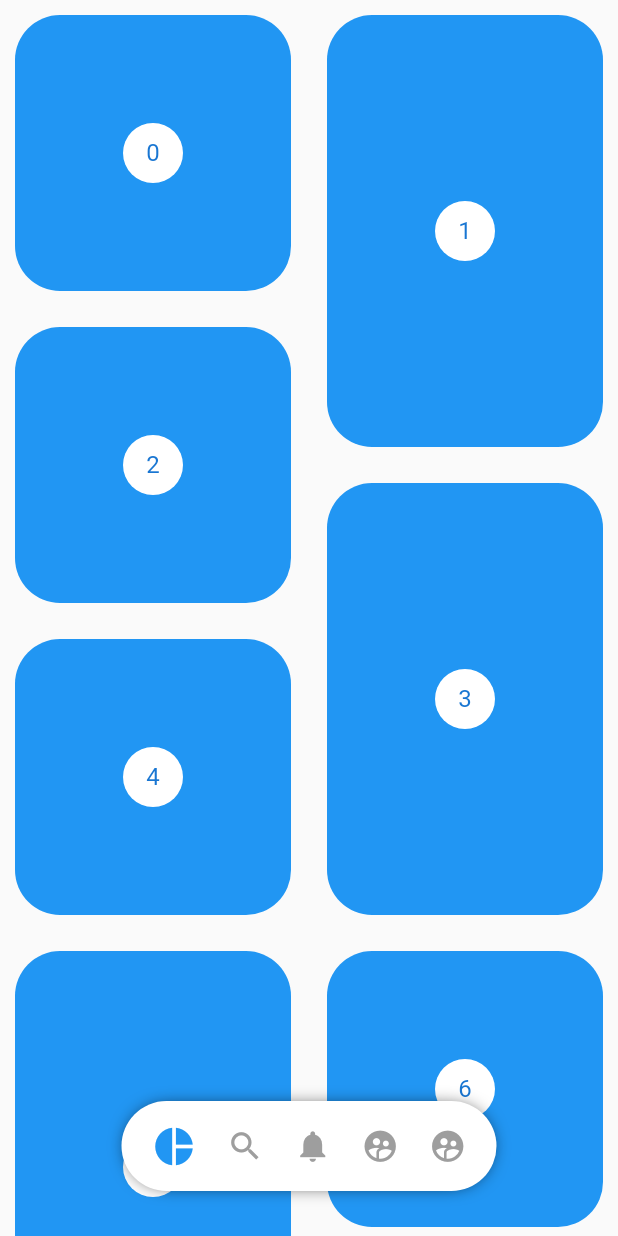
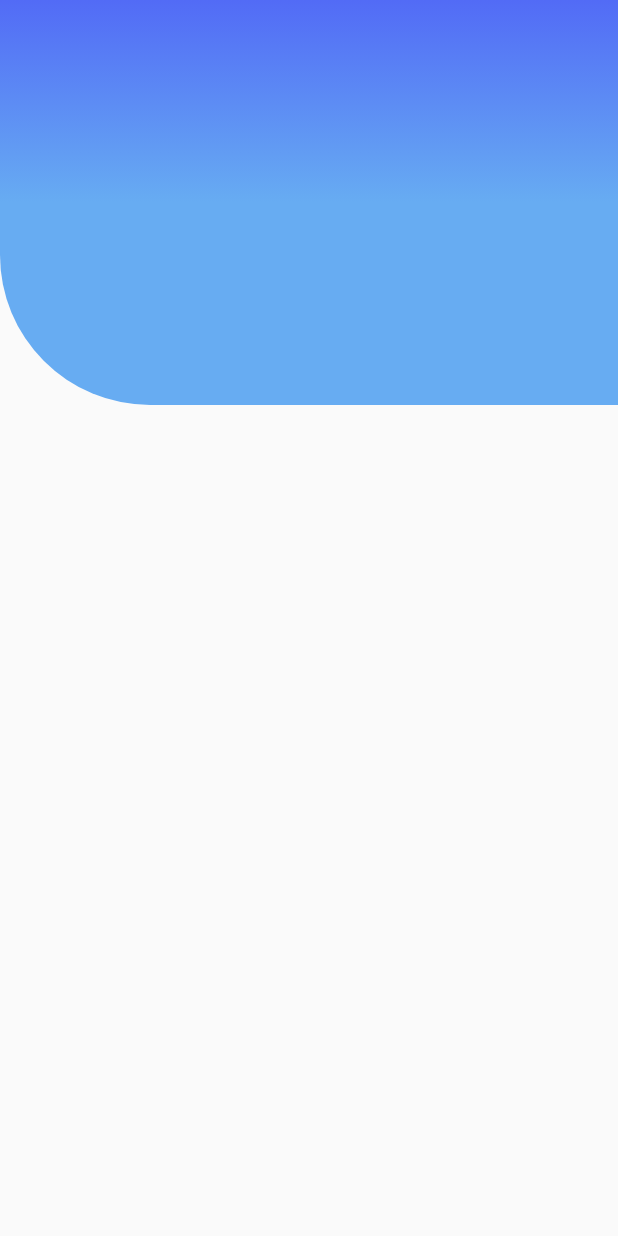
Before and after one commit to Blanco1010/Custom_Painter_Flutter, a Flutter app: the screen it shows after launch, on a phone screen of 412 x 824 dp. Run offline on Flutter 3.47's test engine with Material 2 defaults, Android fonts, the phone set to English and light mode, and no system bars; our stand-ins replace flutter_svg.

Commit message:
add the code to header draw

```diff
--- a/custom_painter/lib/main.dart
+++ b/custom_painter/lib/main.dart
@@ -1,3 +1,4 @@
+import 'package:custom_painter/src/pages/emergency_page.dart';
 import 'package:flutter/material.dart';
 
 import 'package:custom_painter/src/pages/pinterest_page.dart';
@@ -13,7 +14,8 @@ class MyApp extends StatelessWidget {
     return MaterialApp(
       title: 'Diseños APP',
       debugShowCheckedModeBanner: false,
-      home: PinterestPage(),
+      //home: PinterestPage(),
+      home: EmergencyPage(),
       theme: ThemeData(
         primarySwatch: Colors.blue,
       ),
--- /dev/null
+++ b/custom_painter/lib/src/pages/emergency_page.dart
@@ -0,0 +1,11 @@
+import 'package:custom_painter/src/widgets/headers_widgets.dart';
+import 'package:flutter/material.dart';
+
+class EmergencyPage extends StatelessWidget {
+  @override
+  Widget build(BuildContext context) {
+    return Scaffold(
+      body: HeaderEmergency(),
+    );
+  }
+}
--- a/custom_painter/lib/src/widgets/headers_widgets.dart
+++ b/custom_painter/lib/src/widgets/headers_widgets.dart
@@ -327,3 +327,30 @@ class _HeaderWaveGradientPainter extends CustomPainter {
     return true;
   }
 }
+
+class HeaderEmergency extends StatelessWidget {
+  @override
+  Widget build(BuildContext context) {
+    //Gradient to draw header
+    final gradient = LinearGradient(
+        begin: Alignment.topCenter,
+        end: Alignment.bottomCenter,
+        colors: <Color>[
+          Color(0xff526BF6),
+          Color(0xff67ACF2),
+        ],
+        stops: [
+          0.0,
+          0.5
+        ]);
+
+    return Container(
+      width: double.infinity,
+      height: 270,
+      decoration: BoxDecoration(
+          color: Colors.red,
+          borderRadius: BorderRadius.only(bottomLeft: Radius.circular(100)),
+          gradient: gradient),
+    );
+  }
+}
```
